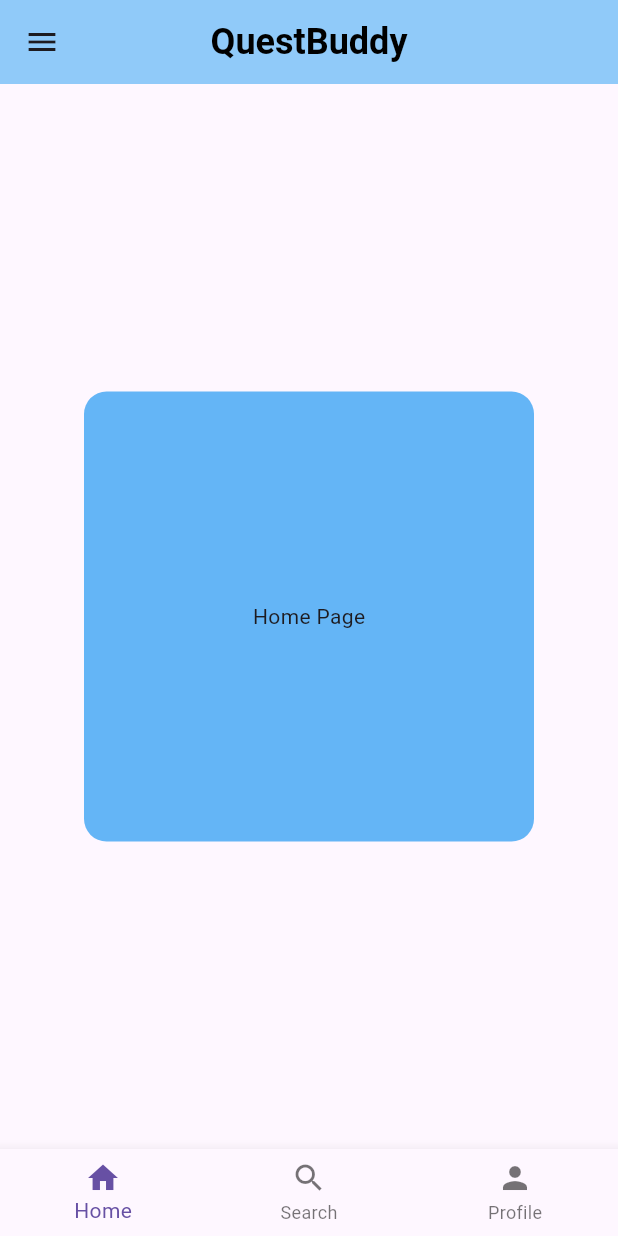
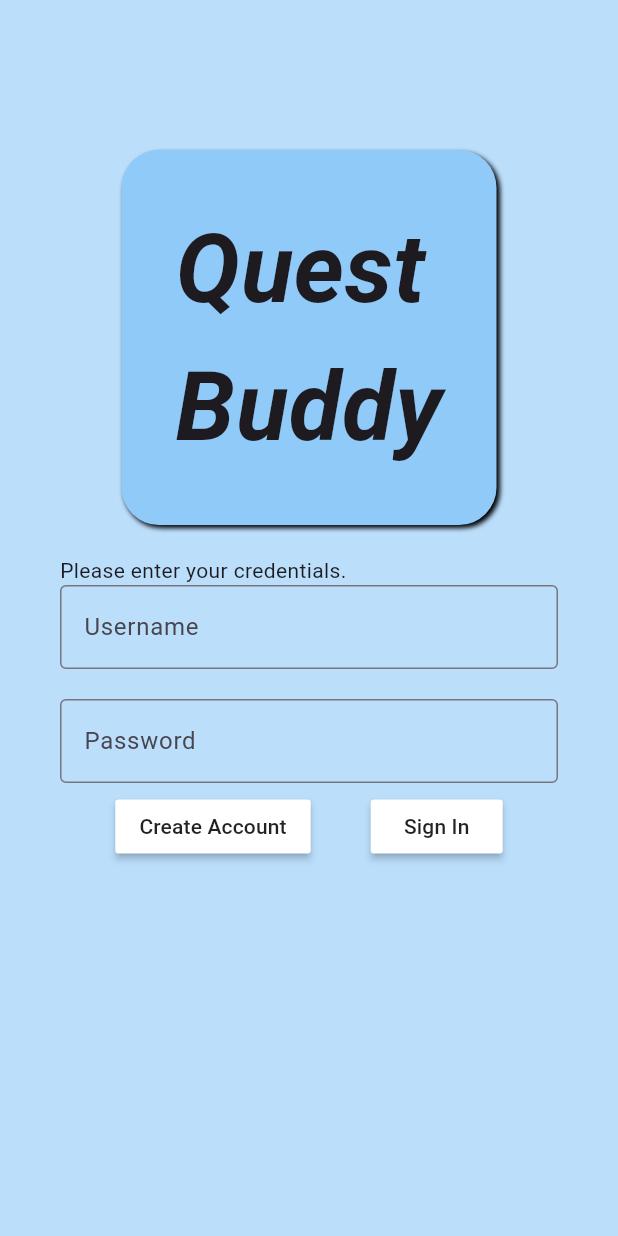
Before and after one commit to Micah-Champagne/SoftwareSystemDevelop, a Flutter app: the screen it shows after launch, on a phone screen of 412 x 824 dp. Run offline on Flutter 3.47's test engine with Material 3 defaults, Android fonts, the phone set to English and light mode, and no system bars.

Commit message:
Adding login page and create account feature
Added login page, create account. and routes for button presses to the main pages

```diff
--- a/quest/lib/main.dart
+++ b/quest/lib/main.dart
@@ -1,5 +1,9 @@
 import 'package:flutter/material.dart';
 import 'package:quest/pages/first.dart';
+import 'package:quest/pages/home.dart';
+import 'package:quest/pages/loginScreen.dart';
+import 'package:quest/pages/profile.dart';
+import 'package:quest/pages/search.dart';
 
 void main() {
   runApp(const MyApp());
@@ -12,9 +16,14 @@ class MyApp extends StatelessWidget {
   @override
   Widget build(BuildContext context) {
     return MaterialApp(
-      debugShowCheckedModeBanner: false,
-      home: FirstPage(),
-
-    );
+        debugShowCheckedModeBanner: false,
+        home: LoginPage(),
+        routes: {
+          '/firstpage': (context) => FirstPage(),
+          '/homepage': (context) => HomePage(),
+          '/loginpage': (context) => LoginPage(),
+          '/profilepage': (context) => ProfilePage(),
+          '/searchpage': (context) => SearchPage()
+        });
   }
 }
--- /dev/null
+++ b/quest/lib/pages/loginScreen.dart
@@ -0,0 +1,92 @@
+import 'package:flutter/material.dart';
+import 'package:quest/utils/createAccountDialog.dart';
+import 'package:quest/utils/my_button.dart';
+
+class LoginPage extends StatefulWidget {
+  const LoginPage({super.key});
+
+  @override
+  State<LoginPage> createState() => LoginPageState();
+}
+
+void CreateAccount(BuildContext context) {
+  showDialog(
+      context: context,
+      builder: (context) {
+        return CreateAccountDiaglog();
+      });
+}
+
+class LoginPageState extends State<LoginPage> {
+  @override
+  Widget build(BuildContext context) {
+    return Scaffold(
+        backgroundColor: Colors.blue[100],
+        body: Column(crossAxisAlignment: CrossAxisAlignment.center, children: [
+          const SizedBox(height: 100),
+          Container(
+              height: 250,
+              width: 250,
+              decoration: BoxDecoration(
+                  color: Colors.blue[200],
+                  borderRadius: BorderRadius.circular(25),
+                  boxShadow: [
+                    BoxShadow(
+                        color: Colors.black,
+                        blurRadius: 2.0,
+                        spreadRadius: 0.0,
+                        offset: Offset(2.0, 2.0))
+                  ]),
+              child: const Center(
+                child: Text("Quest\nBuddy",
+                    style: TextStyle(
+                        fontSize: 64,
+                        fontWeight: FontWeight.w600,
+                        fontStyle: FontStyle.italic)),
+              )),
+          Padding(
+            padding: const EdgeInsets.only(left: 40, top: 20),
+            child: Align(
+              alignment: Alignment.bottomLeft,
+              child: const Text(
+                "Please enter your credentials.",
+              ),
+            ),
+          ),
+          const Padding(
+            padding: EdgeInsets.only(left: 40, right: 40),
+            child: TextField(
+              decoration: InputDecoration(
+                border: OutlineInputBorder(),
+                hintText: "Username",
+              ),
+            ),
+          ),
+          const Padding(
+            padding: EdgeInsets.only(left: 40, right: 40, top: 20.0),
+            child: TextField(
+              obscureText: true,
+              decoration: InputDecoration(
+                border: OutlineInputBorder(),
+                hintText: "Password",
+              ),
+            ),
+          ),
+          const SizedBox(height: 5),
+          Row(
+            mainAxisAlignment: MainAxisAlignment.center,
+            children: [
+              MyButton(
+                  text: "Create Account",
+                  onPressed: () => CreateAccount(context)),
+              const SizedBox(width: 40),
+              MyButton(
+                  text: "Sign In",
+                  onPressed: () {
+                    Navigator.pushNamed(context, '/firstpage');
+                  })
+            ],
+          )
+        ]));
+  }
+}
--- a/quest/lib/utils/my_button.dart
+++ b/quest/lib/utils/my_button.dart
@@ -9,9 +9,6 @@ class MyButton extends StatelessWidget {
   @override
   Widget build(BuildContext context) {
     return MaterialButton(
-      onPressed: onPressed,
-      color: Colors.white,
-      child: Text(text)
-    );
+        onPressed: onPressed, color: Colors.white, child: Text(text));
   }
 }
```
Also changed, not shown: quest/lib/pages/first.dart (+12 -31 lines), quest/lib/utils/createAccountDialog.dart (added, +83 -0 lines), quest/lib/utils/logoutDialog.dart (+11 -12 lines), 1 other file.
